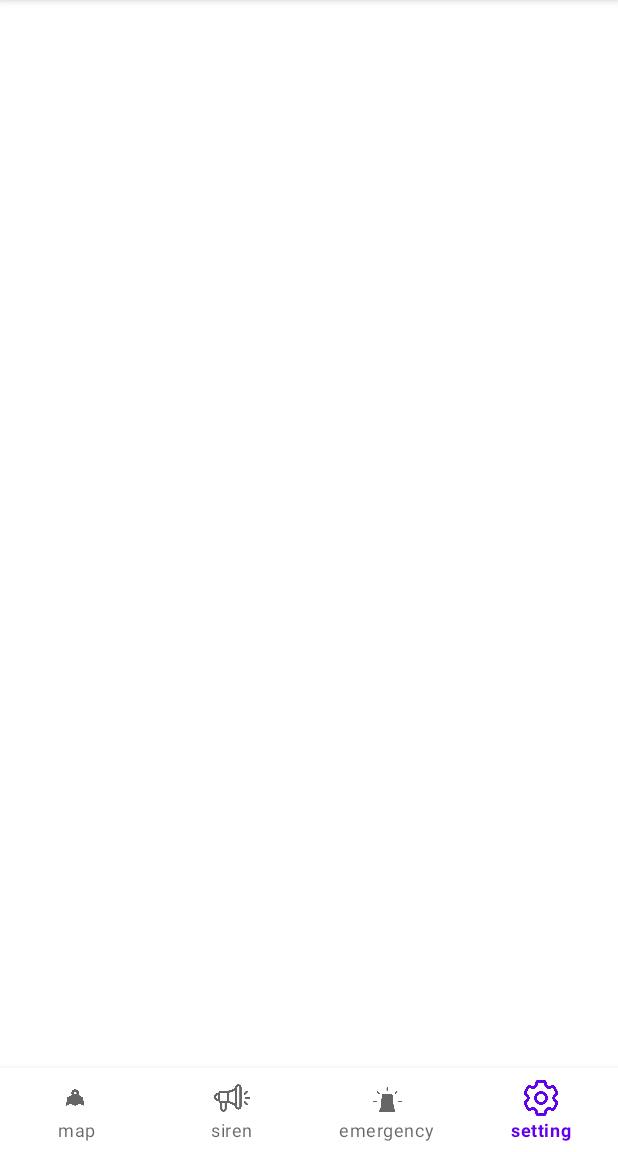
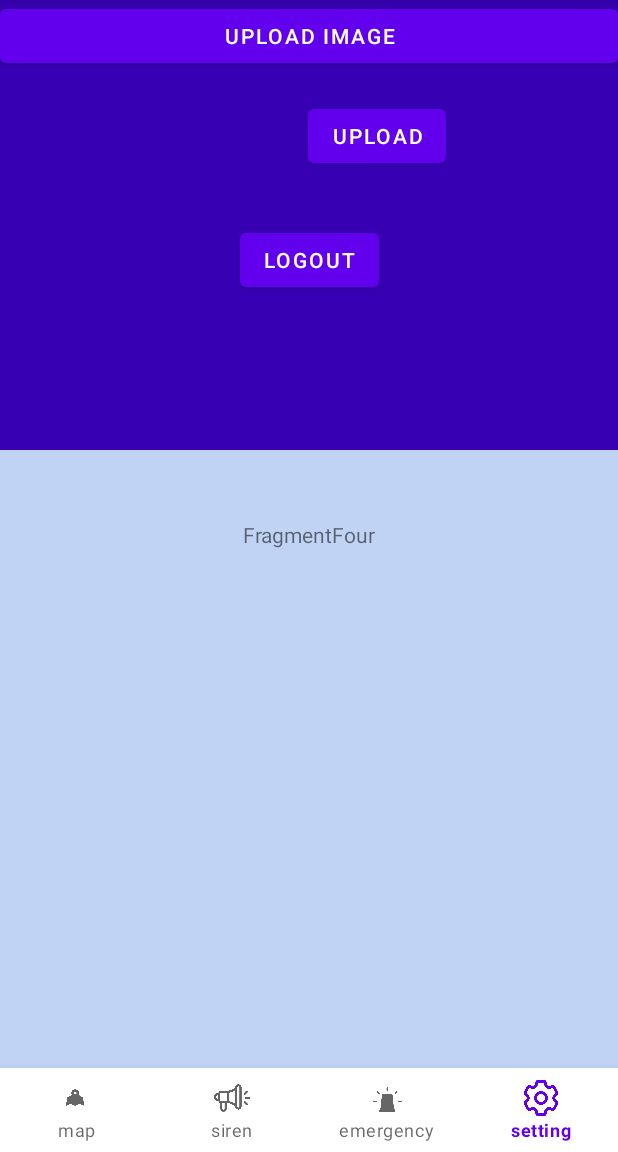
Before and after one commit to OSsunNO/Team9_Mobile_Programming_Project, an Android app: the screen it shows after launch once a user with an empty profile is signed in (MainActivity), item 4 of the bottom bar chosen, on a phone screen of 412 x 824 dp, the part 84-1236 px from its top. Run offline under Robolectric (Android 15) with nearby library versions, the phone set to English and light mode, and no system bars; our stand-ins replace Firebase (no records; nobody signed in at launch, a user with empty details on screens opened directly); libraries missing offline, so code that uses them is left out: com.gun0912.tedpermission, org.apache.poi; 1 statement that could not run was skipped.

Commit message:
2022-12-01

```diff
--- a/app/build.gradle
+++ b/app/build.gradle
@@ -55,7 +55,7 @@
     implementation 'com.google.firebase:firebase-firestore:24.0.2'
     implementation 'com.google.firebase:firebase-firestore-ktx:24.0.2'
     // firebase storage
-    implementation 'com.google.firebase:firebase-storage:20.1.0'
+    implementation 'com.google.firebase:firebase-storage-ktx:20.1.0'
     // to read Excel file
     implementation 'org.apache.poi:poi:3.9'
     implementation "org.apache.poi:poi-ooxml:3.9"
--- a/app/src/main/java/com/example/team9/FragmentFour.kt
+++ b/app/src/main/java/com/example/team9/FragmentFour.kt
@@ -1,21 +1,15 @@
 package com.example.team9
 
-import android.annotation.SuppressLint
 import android.app.Activity
-import android.content.Context
 import android.content.Intent
 import android.content.pm.PackageManager
 import android.net.Uri
 import android.os.Bundle
-import android.provider.OpenableColumns
-import android.util.Log
 import androidx.fragment.app.Fragment
 import android.view.LayoutInflater
 import android.view.View
 import android.view.ViewGroup
 import android.widget.Toast
-import androidx.activity.result.ActivityResultLauncher
-import androidx.activity.result.contract.ActivityResultContracts
 import androidx.core.content.ContextCompat
 import com.google.firebase.storage.FirebaseStorage
 import kotlinx.android.synthetic.main.fragment_four.*
@@ -26,112 +20,70 @@
 
 class FragmentFour : Fragment() {
     // TODO: Rename and change types of parameters
-
-//    private var viewProfile : View? = null
-//    var pickImageFromAlbum =0
-//    var fbStorage : FirebaseStorage? = null
-//    var uriPhoto : Uri? = null
-//
-//
-//    override fun onCreate(savedInstanceState: Bundle?) {
-//        super.onCreate(savedInstanceState)
-//
-//    }
-//
-//    override fun onCreateView(
-//        inflater: LayoutInflater, container: ViewGroup?,
-//        savedInstanceState: Bundle?
-//    ): View? {
-//        viewProfile = inflater.inflate(R.layout.fragment_four,container,false)
-//
-//        fbStorage = FirebaseStorage.getInstance()
-//
-//        viewProfile!!.uploadButton.setOnClickListener {
-//            var photoPickerIntent = Intent(Intent.ACTION_PICK)
-//            photoPickerIntent.type = "image/*"
-//            imagePickerActivityResult.launch(photoPickerIntent)
-//            //startActivityForResult(photoPickerIntent, pickImageFromAlbum)
-//        }
-//        return viewProfile
-//    }
-//    private var imagePickerActivityResult: ActivityResultLauncher<Intent> =
-//    // lambda expression to receive a result back, here we
-//        // receive single item(photo) on selection
-//        registerForActivityResult( ActivityResultContracts.StartActivityForResult()) { result ->
-//            if (result != null) {
-//                // getting URI of selected Image
-//                val imageUri: Uri? = result.data?.data
-//
-//                // val fileName = imageUri?.pathSegments?.last()
-//
-//                // extract the file name with extension
-//                val sd = getFileName(applicationContext, imageUri!!)
-//
-//                // Upload Task with upload to directory 'file'
-//                // and name of the file remains same
-//                val uploadTask = storageRef.child("file/$sd").putFile(imageUri)
-//
-//                // On success, download the file URL and display it
-//                uploadTask.addOnSuccessListener {
-//                    // using glide library to display the image
-//                    storageRef.child("upload/$sd").downloadUrl.addOnSuccessListener {
-//                        Glide.with(this@FragmentFour)
-//                            .load(it)
-//                            .into(myimage)
-//
-//                        Log.e("Firebase", "download passed")
-//                    }.addOnFailureListener {
-//                        Log.e("Firebase", "Failed in downloading")
-//                    }
-//                }.addOnFailureListener {
-//                    Log.e("Firebase", "Image Upload fail")
-//                }
-//            }
-//        }
-//
-//    @SuppressLint("Range")
-//    private fun getFileName(context: Context, uri: Uri): String? {
-//        if (uri.scheme == "content") {
-//            val cursor = context.contentResolver.query(uri, null, null, null, null)
-//            cursor.use {
-//                if (cursor != null) {
-//                    if(cursor.moveToFirst()) {
-//                        return cursor.getString(cursor.getColumnIndex(OpenableColumns.DISPLAY_NAME))
-//                    }
-//                }
-//            }
-//        }
-//        return uri.path?.lastIndexOf('/')?.let { uri.path?.substring(it) }
-//    }
+//make logout button
+    private var viewProfile : View? = null
+    var pickImageFromAlbum =0
+    var fbStorage : FirebaseStorage? = null
+    var uriPhoto : Uri? = null
 
 
-//    override fun onActivityResult(requestCode: Int, resultCode: Int, data: Intent?) {
-//        super.onActivityResult(requestCode, resultCode, data)
-//
-//    if(requestCode==pickImageFromAlbum){
-//        if(resultCode == Activity.RESULT_OK){
-//            //path for the selected image
-//            uriPhoto = data?.data
-//            myimage.setImageURI(uriPhoto)
-//
-//            if(ContextCompat.checkSelfPermission(viewProfile!!.context,android.Manifest.permission.READ_EXTERNAL_STORAGE)==PackageManager.PERMISSION_GRANTED){
-//                funImageUpload(viewProfile!!)
-//                }
-//        }
-//        else{
-//
-//        }
-//    }
-//    }
+    override fun onCreate(savedInstanceState: Bundle?) {
+        super.onCreate(savedInstanceState)
 
-//    private fun funImageUpload(viewProfile: View) {
-//        var timeStamp = SimpleDateFormat("yyyyMMdd_HHmmss").format(Date())
-//        var imgFileName = "IMAGE_" + timeStamp + "_.png"
-//        var storageRef = fbStorage?.reference?.child("images")?.child(imgFileName)
-//
-//        storageRef?.putFile(uriPhoto!!)?.addOnSuccessListener {
-//            Toast.makeText(view?.context, "image Upload", Toast.LENGTH_SHORT).show()
-//        }
-//    }
+    }
+
+    override fun onCreateView(
+        inflater: LayoutInflater, container: ViewGroup?,
+        savedInstanceState: Bundle?
+    ): View? {
+        viewProfile = inflater.inflate(R.layout.fragment_four,container,false)
+
+        fbStorage = FirebaseStorage.getInstance()
+
+        viewProfile!!.uploadButton.setOnClickListener {
+            var photoPickerIntent = Intent(Intent.ACTION_PICK)
+            photoPickerIntent.type = "image/*"
+            startActivityForResult(photoPickerIntent, pickImageFromAlbum)
+        }
+        return viewProfile
+    }
+
+
+    // Inflate the layout for this fragment
+
+
+    companion object {
+
+
+    }
+
+    override fun onActivityResult(requestCode: Int, resultCode: Int, data: Intent?) {
+        super.onActivityResult(requestCode, resultCode, data)
+
+        if(requestCode==pickImageFromAlbum){
+            if(resultCode == Activity.RESULT_OK){
+                //path for the selected image
+                uriPhoto = data?.data
+                myimage.setImageURI(uriPhoto)
+
+                if(ContextCompat.checkSelfPermission(viewProfile!!.context,android.Manifest.permission.READ_EXTERNAL_STORAGE)==PackageManager.PERMISSION_GRANTED){
+                    funImageUpload(viewProfile!!)
+                }
+            }
+            else{
+
+            }
+        }
+    }
+
+    private fun funImageUpload(viewProfile: View) {
+        var timeStamp = SimpleDateFormat("yyyyMMdd_HHmmss").format(Date())
+        var imgFileName = "IMAGE_" + timeStamp + "_.png"
+        var storageRef = fbStorage?.reference?.child("images")?.child(imgFileName)
+
+        storageRef?.putFile(uriPhoto!!)?.addOnSuccessListener {
+            Toast.makeText(view?.context, "image Upload", Toast.LENGTH_SHORT).show()
+        }
+    }
 
 }
--- a/app/src/main/res/layout/fragment_four.xml
+++ b/app/src/main/res/layout/fragment_four.xml
@@ -7,6 +7,29 @@
     android:layout_height="match_parent"
     android:background="#C1D3F4"
     tools:context=".FragmentFour">
+
+    <ImageView
+        android:id="@+id/image_preview"
+        android:layout_width="match_parent"
+        android:layout_height="300dp"
+        android:scaleType="centerCrop"
+        android:background="@color/purple_700"
+        />
+
+    <Button
+        android:id="@+id/btn_choose_image"
+        android:layout_width="match_parent"
+        android:layout_height="wrap_content"
+        android:layout_marginTop="20dp"
+        android:text="Choose image"
+        />
+
+    <Button
+        android:id="@+id/btn_upload_image"
+        android:layout_width="match_parent"
+        android:layout_height="wrap_content"
+        android:text="Upload image"
+        />
 
     <ImageView
         android:id="@+id/myimage"
```
